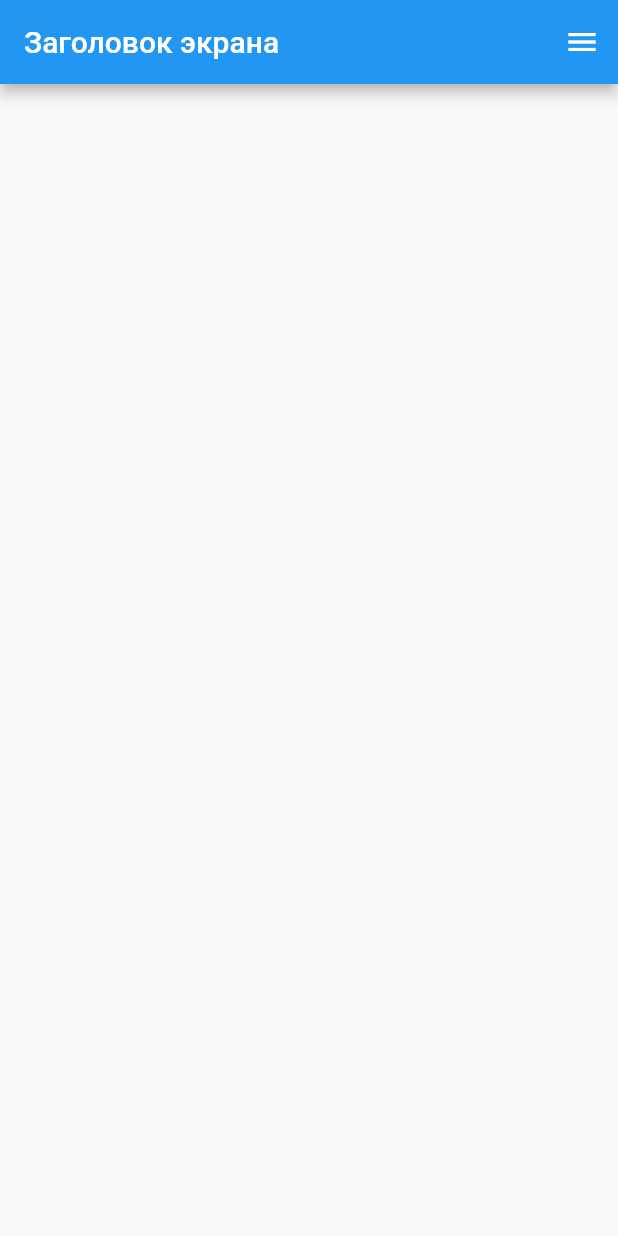
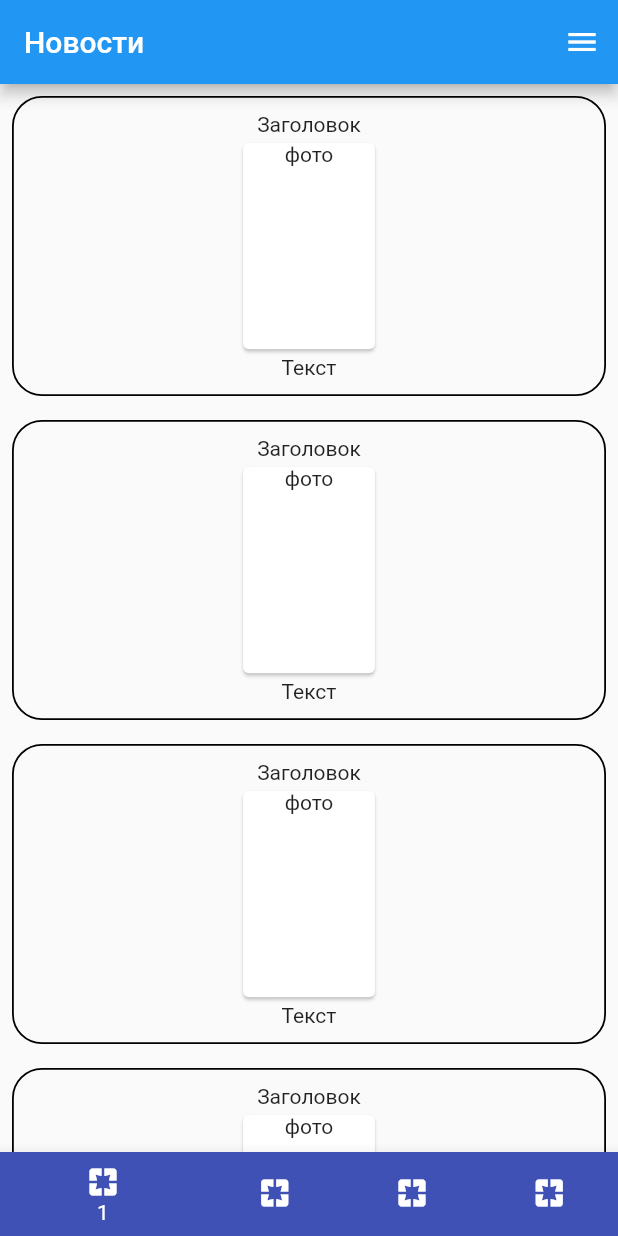
Before and after one commit to bochkarevajv/flutter_testapp, a Flutter app: the screen it shows after launch, on a phone screen of 412 x 824 dp. Run offline on Flutter 3.47's test engine with Material 2 defaults, Android fonts, the phone set to English and light mode, and no system bars; missing offline and left inert: dart:html; statements that could not run were skipped.

Commit message:
new commit
Signed-off-by: bochkarevajv <julia_pimonova@mail.ru>

```diff
--- /dev/null
+++ b/lib/UI/pages/menu.dart
@@ -0,0 +1,56 @@
+import 'package:flutter/material.dart';
+import 'package:nnstories_lesson/UI/pages/test_screen1.dart';
+import 'package:nnstories_lesson/UI/pages/test_screen2.dart';
+import 'package:nnstories_lesson/UI/pages/test_screen3.dart';
+import 'package:nnstories_lesson/UI/pages/test_screen4.dart';
+
+Widget buildMenu(BuildContext context, {width = 200}) {
+  return Container(
+    width: width,
+    color: Colors.blueAccent,
+
+    child: Column(
+      children: [
+        SizedBox(
+          height: 70,
+        ),
+        ListTile(
+          title: Text('Страница 1'),
+          onTap: () {
+            Navigator.of(context).push(
+                MaterialPageRoute(builder: (BuildContext context) {
+                  return TestScreen1();
+                }));
+          },
+        ),
+        ListTile(
+          title: Text('Страница 2'),
+          onTap: () {
+            Navigator.of(context).push(
+              MaterialPageRoute(builder: (BuildContext context) {
+                return TestScreen2();
+              }));
+            },
+        ),
+        ListTile(
+          title: Text('Страница 3'),
+          onTap: () {
+            Navigator.of(context).push(
+                MaterialPageRoute(builder: (BuildContext context) {
+                  return TestScreen3();
+                }));
+          },
+        ),
+        ListTile(
+          title: Text('Страница 4'),
+          onTap: () {
+            Navigator.of(context).push(
+                MaterialPageRoute(builder: (BuildContext context) {
+                  return TestScreen4();
+                }));
+          },
+        ),
+      ],
+    ),
+  );
+}
--- /dev/null
+++ b/lib/UI/pages/test_screen1.dart
@@ -0,0 +1,33 @@
+import 'dart:html';
+
+import 'package:flutter/material.dart';
+import 'package:nnstories_lesson/UI/pages/test_screen2.dart';
+import 'package:nnstories_lesson/UI/pages/menu.dart';
+import 'package:nnstories_lesson/UI/widgets/my_scaffold.dart';
+import 'package:nnstories_lesson/UI/widgets/news_widget.dart';
+
+String myString = "";
+
+
+
+
+
+
+class TestScreen1 extends StatelessWidget {
+
+  const TestScreen1({Key?key}) : super(key: key);
+ static const String title = 'Новости';
+  @override
+  Widget build(BuildContext context) {
+    return MyScaffold(title: title, body: buildbody(context),);
+  }
+  buildbody(BuildContext context) {
+var index = NewsWidget();
+    return ListView.builder(itemBuilder: (BuildContext context, int index) {
+      return NewsWidget();
+    }
+    );
+  }
+
+
+}
--- /dev/null
+++ b/lib/UI/widgets/my_scaffold.dart
@@ -0,0 +1,70 @@
+import 'package:flutter/material.dart';
+
+import '../pages/menu.dart';
+
+class MyScaffold extends StatelessWidget {
+
+  final String title;
+  final Widget body;
+   MyScaffold({Key? key, this.title='Заголовок', required this.body}) : super(key: key);
+
+  @override
+  Widget build(BuildContext context)  {
+    double width = MediaQuery.of(context).size.width;
+
+    if (width > 420) {
+      return Scaffold(
+        appBar: AppBar(title: Text(title)),
+        body: Row(
+          children: [
+            Expanded(
+              flex: 1,
+              child: Text(
+                title,
+                style: TextStyle(fontSize: 24),
+              ),
+            ),
+            Expanded(
+                flex: 3,
+                child: body
+            ),
+            buildMenu(context,width:width * 0.2),
+          ],
+        ),
+      );
+
+    } else {
+      return Scaffold(
+
+          appBar: AppBar(title: Text(title)),
+          drawerEdgeDragWidth: width * 0.7,
+          endDrawer:buildMenu(context, width:width * 0.7),
+          body: body,
+        bottomNavigationBar: BottomNavigationBar(
+
+          onTap: ,
+          items: const <BottomNavigationBarItem>[
+            BottomNavigationBarItem(icon: Icon(Icons.pages),
+                label: '1',
+            backgroundColor: Colors.indigo,
+            ),
+            BottomNavigationBarItem(icon: Icon(Icons.pages),
+              label: '2',
+              backgroundColor: Colors.indigo,),
+            BottomNavigationBarItem(icon: Icon(Icons.pages),
+              label: '3',
+              backgroundColor: Colors.indigo,),
+            BottomNavigationBarItem(icon: Icon(Icons.pages),
+              label: '4',
+              backgroundColor: Colors.indigo,),
+          ],
+
+
+
+        )
+
+      );
+    }
+  }
+
+    }
--- /dev/null
+++ b/lib/UI/widgets/news_widget.dart
@@ -0,0 +1,40 @@
+import 'package:flutter/material.dart';
+
+class NewsWidget extends StatelessWidget{
+  final String title;
+  final String text;
+  final String photoURL;
+  final String id;
+  const NewsWidget(
+      {Key? key, this.title = 'Заголовок',
+        this.text = 'Текст',
+        this.photoURL = '',
+        this.id = '2214'}) :
+        super(key: key);
+
+  @override
+  Widget build(BuildContext context) {
+   final double width = MediaQuery.of(context).size.width;
+       return Container(
+
+     width: width * 0.3 ,
+     height: 200,
+     padding: EdgeInsets.all(10),
+     margin: EdgeInsets.all(8),
+     decoration: BoxDecoration(
+       border: Border.all(width: 1.2),
+     borderRadius: BorderRadius.circular(20)
+   ),
+   child: Column(
+     children: [
+       Text (title),
+       Expanded(child: Card(child: Text('        фото        '),)),
+       Text (text),
+
+     ],
+   )
+   );
+
+  }
+
+}
--- a/lib/main.dart
+++ b/lib/main.dart
@@ -1,10 +1,11 @@
 import 'package:flutter/material.dart';
-import 'package:nnstories_lesson/test_screen.dart';
-// @dart=2.9
-Future<void> main() async {
+import 'package:nnstories_lesson/UI/pages/test_screen1.dart';
+
+
+
+void main() {
   runApp(const MyApp());
 }
-
 
 class MyApp extends StatelessWidget {
   const MyApp({Key? key}) : super(key: key);
@@ -13,22 +14,11 @@ class MyApp extends StatelessWidget {
   @override
   Widget build(BuildContext context) {
     return MaterialApp(
+      debugShowCheckedModeBanner:false ,
       title: 'Flutter Demo',
-      debugShowCheckedModeBanner: false,
-      home: TestScreen(),
-     // theme: ThemeData(
-        // This is the theme of your application.
-        //
-        // Try running your application with "flutter run". You'll see the
-        // application has a blue toolbar. Then, without quitting the app, try
-        // changing the primarySwatch below to Colors.green and then invoke
-        // "hot reload" (press "r" in the console where you ran "flutter run",
-        // or simply save your changes to "hot reload" in a Flutter IDE).
-        // Notice that the counter didn't reset back to zero; the application
-        // is not restarted.
-      //  primarySwatch: Colors.blue,
-     // ),
-      //home: const MyHomePage(title: 'Мое первое приложение'),
+
+
+      home: TestScreen1(),
     );
   }
 }
@@ -112,7 +102,7 @@ class _MyHomePageState extends State<MyHomePage> {
       floatingActionButton: FloatingActionButton(
         onPressed: _incrementCounter,
         tooltip: 'Increment',
-        child: const Icon(Icons.add),
+        child: const Icon(Icons.account_balance_wallet),
       ), // This trailing comma makes auto-formatting nicer for build methods.
     );
   }
```
Also changed, not shown: lib/UI/pages/test_screen2.dart (added, +18 -0 lines), lib/UI/pages/test_screen3.dart (added, +18 -0 lines), lib/UI/pages/test_screen4.dart (added, +19 -0 lines).
